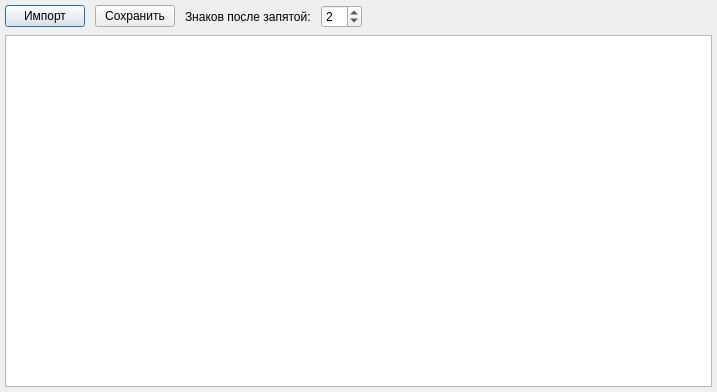
Before: the Qt Designer form filtsim/wnddata.ui in cliffanet/filter, drawn with Qt 5.
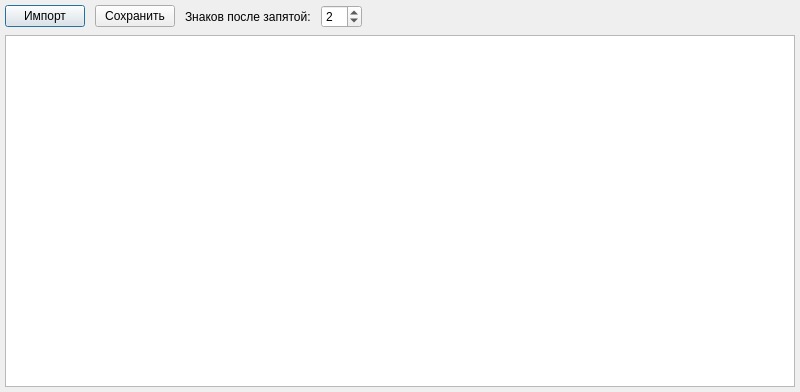
After: the same form once the commit is applied.

What changed in the file:
```diff
--- a/filtsim/wnddata.ui
+++ b/filtsim/wnddata.ui
@@ -6,7 +6,7 @@
    <rect>
     <x>0</x>
     <y>0</y>
-    <width>717</width>
+    <width>800</width>
     <height>392</height>
    </rect>
   </property>
```
